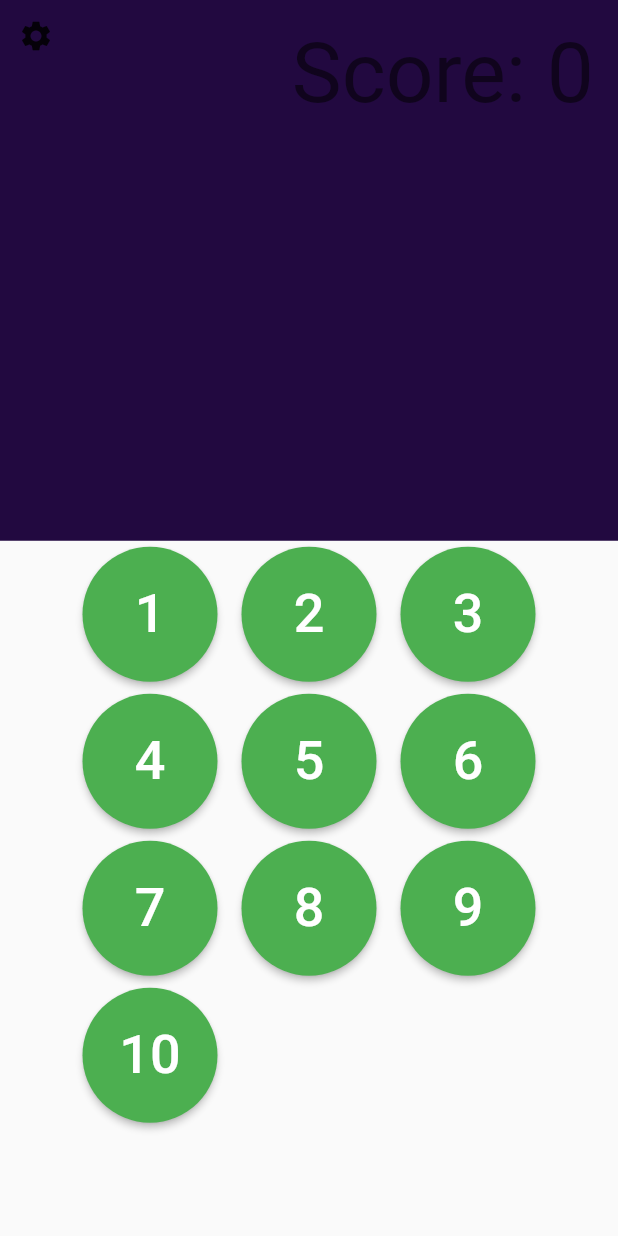
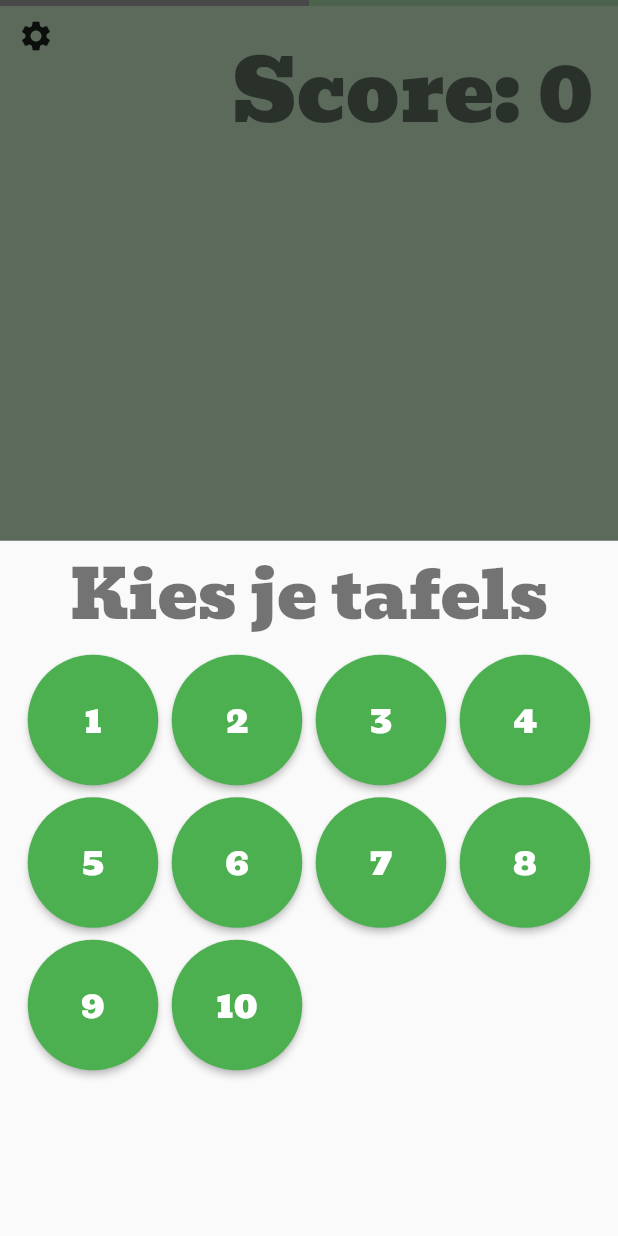
Before and after one commit to rogiervandenberg/tafeltester, a Flutter app: the screen it shows after launch, after a tap on the "settings" icon, on a phone screen of 412 x 824 dp. Run offline on Flutter 3.47's test engine with Material 2 defaults, Android fonts, the light colour scheme and no system bars; our stand-ins replace bloc, flutter_bloc.

Commit message:
Change layout and fonts

```diff
--- a/lib/configuration.dart
+++ b/lib/configuration.dart
@@ -6,6 +6,21 @@
 class Configuration extends StatelessWidget {
   final SettingsCubit cubit;
   const Configuration({Key? key, required this.cubit}) : super(key: key);
+
+  Widget buttonContents(int k) {
+    return SizedBox(
+      width: 40,
+      child: Column(
+        mainAxisAlignment: MainAxisAlignment.center,
+        children: [
+          Text(
+            k.toString(),
+            style: const TextStyle(fontSize: 24),
+          ),
+        ],
+      ),
+    );
+  }
 
   @override
   Widget build(BuildContext context) {
@@ -31,7 +46,13 @@
                       bloc: cubit,
                       builder: (context, state) {
                         return SizedBox(
-                          child: Wrap(
+                          child: Column(
+                            children: [
+                              Text(
+                                "Kies je tafels",
+                                style: Theme.of(context).textTheme.displaySmall,
+                              ),
+                              Wrap(
                                 children: [
                                   for (var k in state.settings.tables.keys)
                                     Padding(
@@ -42,46 +63,24 @@
                                                   cubit.updateTableSetting(k),
                                               style: ElevatedButton.styleFrom(
                                                   shape: const CircleBorder(),
-                                              padding: const EdgeInsets.all(24),
+                                                  padding:
+                                                      const EdgeInsets.all(24),
                                                   primary: Colors.green),
-                                          child: SizedBox(
-                                            width: 50,
-                                            child: Column(
-                                              mainAxisAlignment:
-                                                  MainAxisAlignment.center,
-                                              children: [
-                                                Text(
-                                                  k.toString(),
-                                                  style: const TextStyle(
-                                                      fontSize: 36),
-                                                ),
-                                              ],
-                                            ),
-                                          ),
+                                              child: buttonContents(k),
                                             )
                                           : OutlinedButton(
                                               onPressed: () =>
                                                   cubit.updateTableSetting(k),
                                               style: OutlinedButton.styleFrom(
                                                 shape: const CircleBorder(),
-                                            padding: const EdgeInsets.all(28),
+                                                padding:
+                                                    const EdgeInsets.all(24),
                                                 // primary: Colors.green
                                               ),
-                                          child: SizedBox(
-                                            width: 60,
-                                            child: Column(
-                                              mainAxisAlignment:
-                                                  MainAxisAlignment.center,
-                                              children: [
-                                                Text(
-                                                  k.toString(),
-                                                  style: const TextStyle(
-                                                      fontSize: 48),
+                                              child: buttonContents(k),
+                                            ),
                                     ),
                                 ],
-                                            ),
-                                          ),
-                                        ),
                               ),
                             ],
                           ),
--- a/lib/main.dart
+++ b/lib/main.dart
@@ -20,17 +20,21 @@
   Widget build(BuildContext context) {
     return MaterialApp(
         title: 'Flutter Demo',
+        // darkTheme: ThemeData.dark(),
         theme: ThemeData(
-          // This is the theme of your application.
-          //
-          // Try running your application with "flutter run". You'll see the
-          // application has a blue toolbar. Then, without quitting the app, try
-          // changing the primarySwatch below to Colors.green and then invoke
-          // "hot reload" (press "r" in the console where you ran "flutter run",
-          // or simply save your changes to "hot reload" in a Flutter IDE).
-          // Notice that the counter didn't reset back to zero; the application
-          // is not restarted.
-          primarySwatch: Colors.blue,
+          colorScheme: ColorScheme.fromSwatch(primarySwatch: Colors.green),
+          // textTheme: GoogleFonts.emilysCandyTextTheme(),
+          scaffoldBackgroundColor: Colors.green[100],
+
+          // Define the default font family.
+          fontFamily: 'Bevan',
+
+          // Define the default `TextTheme`. Use this to specify the default
+          // text styling for headlines, titles, bodies of text, and more.
+          // textTheme: const TextTheme(
+          //   displayLarge:
+          //       TextStyle(fontSize: 96.0, fontWeight: FontWeight.bold),
+          // ),
         ),
         home: MultiBlocProvider(
           providers: [
@@ -52,7 +56,7 @@
           child: BlocBuilder<QuestionCubit, QuestionState>(
             builder: (context, state) {
               return Scaffold(
-                backgroundColor: Colors.purple[900],
+                // backgroundColor: Colors.purple[900],
                 // appBar: AppBar(
                 //   // Here we take the value from the MyHomePage object that was created by
                 //   // the App.build method, and use it to set our appbar title.
@@ -60,6 +64,11 @@
                 // ),
                 body: Stack(
                   children: [
+                    const LinearProgressIndicator(
+                      value: 0.5,
+                      semanticsLabel: 'Linear progress indicator',
+                      color: Colors.grey,
+                    ),
                     Positioned(
                       top: 0,
                       left: 0,
@@ -78,12 +87,9 @@
                         child: TextButton(
                             onPressed: () =>
                                 context.read<QuestionCubit>().start(),
-                            child: const SizedBox(
-                              width: 100.0,
-                              child: Center(
-                                child: Text(
-                                  "Begin opnieuw",
-                                ),
+                            child: const Center(
+                              child: Text(
+                                "Begin opnieuw",
                               ),
                             )),
                       ),
@@ -96,7 +102,10 @@
                               state is! LastAnswerGiven)
                             Text(
                               state.assignment.toString(),
-                              style: const TextStyle(fontSize: 96),
+                              style: Theme.of(context)
+                                  .textTheme
+                                  .displayLarge!
+                                  .apply(fontFamily: "Caveat"),
                             ),
                           if (state is QuestionInitial ||
                               state is LastAnswerGiven)
```
Also changed, not shown: pubspec.yaml (+8 -0 lines), assets/fonts/Bevan-Regular.ttf (added), assets/fonts/Caveat-Regular.ttf (added). Lines whose indentation alone changed are shown as unchanged.
